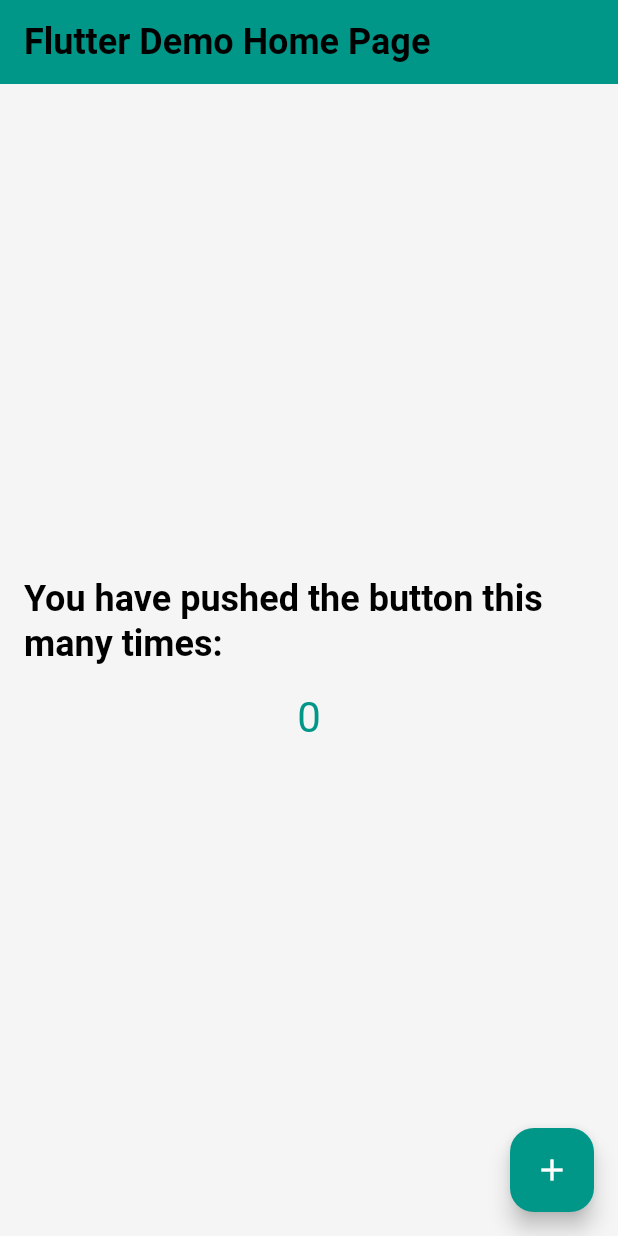
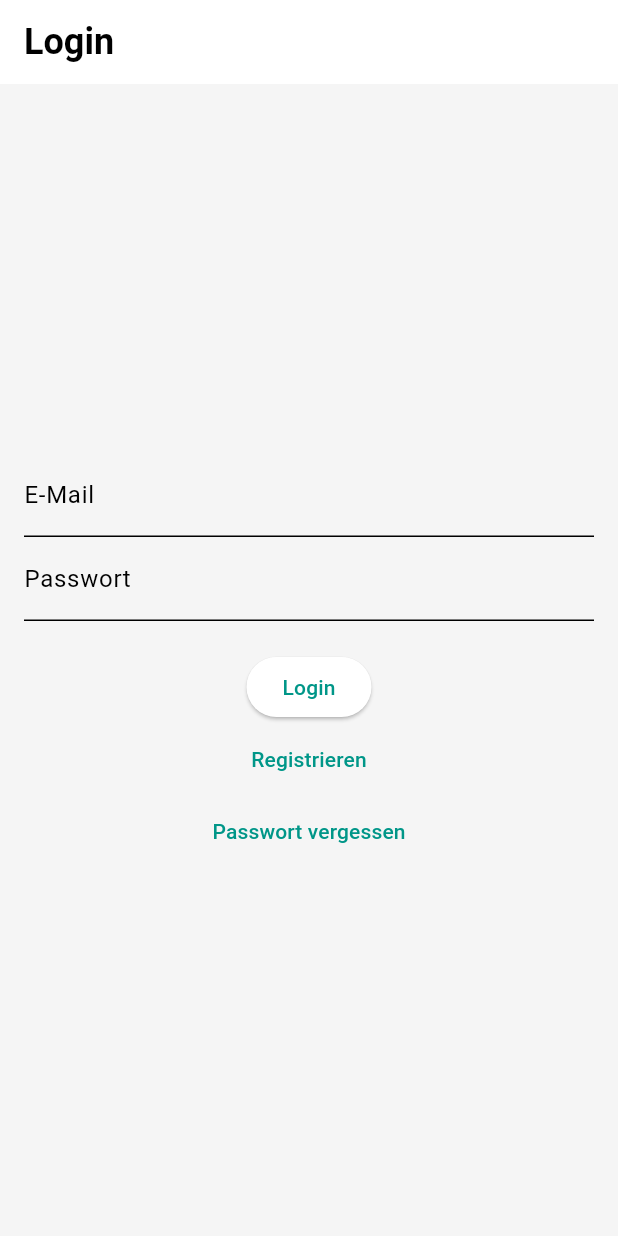
Before and after one commit to Richiedei78/sfip_tasks, a Flutter app: the screen it shows after launch, on a phone screen of 412 x 824 dp. Run offline on Flutter 3.47's test engine with Material 3 defaults, Android fonts, the phone set to English and light mode, and no system bars; our stand-ins replace firebase_auth, firebase_core; accounts and stored records are empty.

Commit message:
login, register, password added

```diff
--- a/lib/home_page.dart
+++ b/lib/home_page.dart
@@ -1,4 +1,6 @@
 import 'package:flutter/material.dart';
+import 'package:firebase_auth/firebase_auth.dart';
+import 'login_screen.dart'; // Importiere die Login-Seite für den Redirect
 
 class MyHomePage extends StatefulWidget {
   const MyHomePage({super.key, required this.title});
@@ -10,51 +12,29 @@
 }
 
 class _MyHomePageState extends State<MyHomePage> {
-  int _counter = 0;
+  Future<void> _logout() async {
+    await FirebaseAuth.instance.signOut(); // Benutzer abmelden
 
-  void _incrementCounter() {
-    setState(() {
-      _counter++;
-    });
+    if (!mounted) return;
+    Navigator.pushReplacement(
+      context,
+      MaterialPageRoute(builder: (context) => const LoginScreen()), // Zur Login-Seite navigieren
+    );
   }
 
   @override
   Widget build(BuildContext context) {
-    bool isDarkMode = Theme.of(context).brightness == Brightness.dark;
-
     return Scaffold(
-      appBar: AppBar(
-        title: Text(widget.title),
-        backgroundColor: Theme.of(context).colorScheme.primary,
-      ),
+      appBar: AppBar(title: Text(widget.title)),
       body: Center(
-        child: Padding(
-          padding: const EdgeInsets.all(16.0), // Bessere Strukturierung mit Padding
-          child: Column(
-            mainAxisAlignment: MainAxisAlignment.center,
-            children: <Widget>[
-              Text(
-                'You have pushed the button this many times:',
-                style: Theme.of(context).textTheme.titleLarge?.copyWith(
-                  color: isDarkMode ? Colors.white : Colors.black, // Dark Mode Unterstützung
-                ),
-              ),
-              const SizedBox(height: 16), // Abstand für bessere Lesbarkeit
-              Text(
-                '$_counter',
-                style: Theme.of(context).textTheme.headlineMedium?.copyWith(
-                  color: isDarkMode ? Colors.amberAccent : Colors.teal,
-                ),
-              ),
-            ],
+        child: ElevatedButton(
+          onPressed: _logout,
+          style: ElevatedButton.styleFrom(
+            padding: const EdgeInsets.symmetric(horizontal: 40, vertical: 16),
+            textStyle: const TextStyle(fontSize: 18),
           ),
+          child: const Text('Logout'),
         ),
-      ),
-      floatingActionButton: FloatingActionButton(
-        onPressed: _incrementCounter,
-        tooltip: 'Increment',
-        backgroundColor: Theme.of(context).colorScheme.primary,
-        child: const Icon(Icons.add, color: Colors.white),
       ),
     );
   }
--- /dev/null
+++ b/lib/login_screen.dart
@@ -0,0 +1,82 @@
+import 'package:flutter/material.dart';
+import 'package:firebase_auth/firebase_auth.dart';
+import 'register_screen.dart'; // Importiere die Registrierungsseite
+import 'reset_password_screen.dart'; // Importiere die Passwort-Zurücksetzen-Seite
+import 'home_page.dart'; // Importiere die Hauptseite nach dem Login
+
+class LoginScreen extends StatefulWidget {
+  const LoginScreen({super.key});
+
+  @override
+  State<LoginScreen> createState() => _LoginScreenState();
+}
+
+class _LoginScreenState extends State<LoginScreen> {
+  final FirebaseAuth _auth = FirebaseAuth.instance;
+  final TextEditingController emailController = TextEditingController();
+  final TextEditingController passwordController = TextEditingController();
+
+  Future<void> _signIn() async {
+    try {
+      await _auth.signInWithEmailAndPassword(
+        email: emailController.text,
+        password: passwordController.text,
+      );
+
+      if (!mounted) return;
+      Navigator.pushReplacement(
+        context,
+        MaterialPageRoute(builder: (context) => const MyHomePage(title: 'Dashboard')),
+      );
+    } catch (e) {
+      if (!mounted) return;
+      ScaffoldMessenger.of(context).showSnackBar(
+        SnackBar(content: Text('Fehler: ${e.toString()}')),
+      );
+    }
+  }
+
+  @override
+  Widget build(BuildContext context) {
+    return Scaffold(
+      appBar: AppBar(title: const Text('Login')),
+      body: Padding(
+        padding: const EdgeInsets.all(16.0),
+        child: Column(
+          mainAxisAlignment: MainAxisAlignment.center,
+          children: [
+            TextField(
+              controller: emailController,
+              decoration: const InputDecoration(labelText: 'E-Mail'),
+            ),
+            TextField(
+              controller: passwordController,
+              obscureText: true,
+              decoration: const InputDecoration(labelText: 'Passwort'),
+            ),
+            const SizedBox(height: 20),
+            ElevatedButton(onPressed: _signIn, child: const Text('Login')),
+            TextButton(
+              onPressed: () {
+                Navigator.push(
+                  context,
+                  MaterialPageRoute(builder: (context) => RegisterScreen()),
+                );
+              },
+              child: const Text('Registrieren'),
+            ),
+            TextButton(
+              onPressed: () {
+                Navigator.push(
+                  context,
+                  MaterialPageRoute(builder: (context) => ResetPasswordScreen()),
+                );
+              },
+              child: const Text('Passwort vergessen'),
+            ),
+          ],
+        ),
+      ),
+    );
+  }
+}
--- a/lib/main.dart
+++ b/lib/main.dart
@@ -2,6 +2,7 @@
 import 'package:flutter/material.dart';
 import 'package:sfip_tasks/app_theme.dart';
 import 'package:sfip_tasks/home_page.dart';
+import 'package:sfip_tasks/login_screen.dart';
 
 void main() async{
   WidgetsFlutterBinding.ensureInitialized();
@@ -21,7 +22,7 @@
       theme: AppTheme.lightTheme,
       darkTheme: AppTheme.darkTheme,
       themeMode: ThemeMode.system,
-      home: const MyHomePage(title: 'Flutter Demo Home Page'),
+      home: const LoginScreen(),
     );
   }
 }
```
Also changed, not shown: lib/register_screen.dart (added, +60 -0 lines), lib/reset_password_screen.dart (added, +51 -0 lines).
